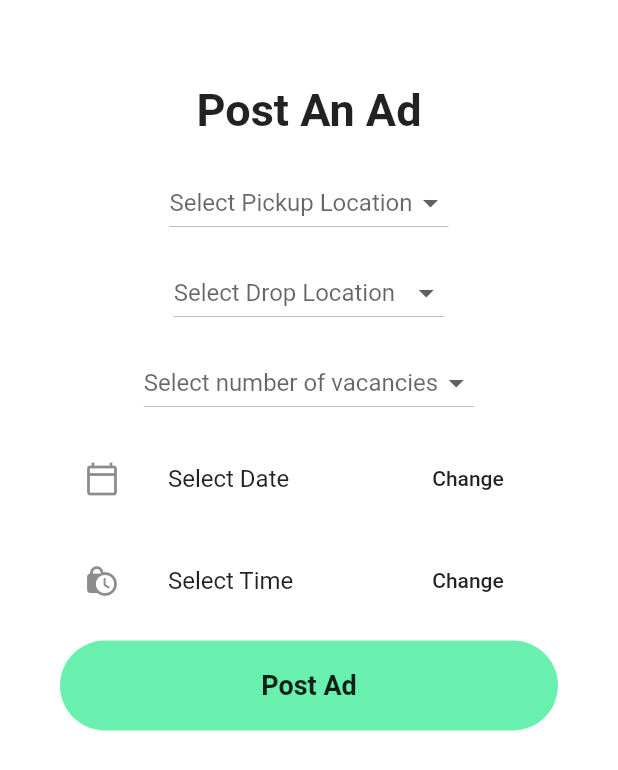
After one commit to Eshitakalsi/Cab_Buddy, a Flutter app: the PostAdd screen opened by its route, on a phone screen of 412 x 824 dp. The commit adds this screen. Shown: the top 770 px of the screen. Run offline on Flutter 3.47's test engine with Material 2 defaults, Android fonts, the phone set to English and light mode, and no system bars; our stand-ins replace cloud_firestore, datetime_picker_formfield, firebase_auth, firebase_storage, google_sign_in, image_picker and 1 more; accounts and stored records are empty; network calls fail.

Commit message:
Completed adding an Ad

```diff
--- a/lib/Pickers/userImagePicker.dart
+++ b/lib/Pickers/userImagePicker.dart
@@ -14,7 +14,7 @@ class _UserImagePickerState extends State<UserImagePicker> {
   PickedFile _pickedImage;
   void _pickImage() async {
     final pickedImageFile = await ImagePicker()
-        .getImage(imageQuality: 50, maxWidth: 150, source: ImageSource.gallery);
+        .getImage(imageQuality: 50, maxWidth: 150, source: ImageSource.camera);
     setState(() {
       _pickedImage = pickedImageFile;
     });
--- a/lib/screen/homePage.dart
+++ b/lib/screen/homePage.dart
@@ -17,7 +17,7 @@ class HomePage extends StatelessWidget {
           mainAxisAlignment: MainAxisAlignment.center,
           children: <Widget>[
             Text("Welcome!   " + LoggedInUserInfo.name),
-            RaisedButton(
+            ElevatedButton(
                 child: Text("Sign out"),
                 onPressed: () {
                   googleSignOut();
--- /dev/null
+++ b/lib/screen/postAdd.dart
@@ -0,0 +1,287 @@
+import 'package:cab_buddy/animation/FadeAnimation.dart';
+import 'package:cab_buddy/models/loggedInUserInfo.dart';
+import 'package:cloud_firestore/cloud_firestore.dart';
+import 'package:firebase_auth/firebase_auth.dart';
+import 'package:flutter/material.dart';
+import 'package:datetime_picker_formfield/datetime_picker_formfield.dart';
+import 'package:flutter/services.dart';
+import 'package:intl/intl.dart';
+
+class PostAdd extends StatefulWidget {
+  static const routeName = "/PostAdd";
+
+  @override
+  _PostAddState createState() => _PostAddState();
+}
+
+class _PostAddState extends State<PostAdd> {
+  final _scaffoldKey = GlobalKey<ScaffoldState>();
+  var _isLoading = false;
+  String _vacancy = null;
+  String _locationFrom = null;
+  String _locationTo = null;
+
+  List<String> _locations = [
+    'JIIT 62',
+    'JIIT 128',
+    'Noida Electronic City',
+    'Vaishali Metro Station',
+    'Shipra Mall'
+  ];
+  List<String> _vacancies = ['1', '2', '3'];
+  List<String> _gates = ['1', '2', '3'];
+  final format = DateFormat("yyyy-MM-dd");
+  DateTime time = null;
+  TimeOfDay t = null;
+  DateTime date = null;
+  static final _formKey = GlobalKey<FormState>();
+  @override
+  Widget build(BuildContext context) {
+    Future<void> _submitUserInformation() async {
+      setState(() {
+        _isLoading = true;
+      });
+      try {
+        int adCount = 0;
+        await Firestore.instance
+            .collection('Ads')
+            .where('userId', isEqualTo: LoggedInUserInfo.id)
+            .getDocuments()
+            .then((value) {
+          adCount = value.documents.length;
+        });
+        if (adCount == 1) {
+          _scaffoldKey.currentState.showSnackBar(SnackBar(
+            content: Text('You cant create two ads'),
+            backgroundColor: Theme.of(context).errorColor,
+          ));
+          setState(() {
+            _isLoading = false;
+          });
+          return;
+        }
+        await Firestore.instance.collection('Ads').add({
+          'pickup': _locationFrom,
+          'drop:': _locationTo,
+          'vacancy': _vacancy,
+          'date': date,
+          'userId': LoggedInUserInfo.id,
+          'joinedUsers': [],
+        });
+        await Firestore.instance.collection('Chats').add({
+          'userId': LoggedInUserInfo.id,
+          'joinedUsers': [],
+        });
+        setState(() {
+          _isLoading = false;
+        });
+      } on AuthException catch (e) {
+        print(e);
+        setState(() {
+          _isLoading = false;
+        });
+      } on PlatformException catch (e) {
+        print(e);
+        setState(() {
+          _isLoading = false;
+        });
+      } catch (e) {
+        print(e);
+        setState(() {
+          _isLoading = false;
+        });
+      }
+    }
+
+    void _trySubmit() {
+      FocusScope.of(context).unfocus();
+      if (_locationFrom == null ||
+          _locationTo == null ||
+          _vacancy == null ||
+          time == null ||
+          t == null) {
+        _scaffoldKey.currentState.showSnackBar(SnackBar(
+          content: Text('Please fill all the fields'),
+          backgroundColor: Theme.of(context).errorColor,
+        ));
+        return;
+      }
+      date = DateTimeField.combine(time, t);
+      if (date.isBefore(DateTime.now())) {
+        _scaffoldKey.currentState.showSnackBar(SnackBar(
+          content: Text('Please enter correct Time'),
+          backgroundColor: Theme.of(context).errorColor,
+        ));
+        return;
+      }
+      if (_locationFrom == _locationTo) {
+        _scaffoldKey.currentState.showSnackBar(SnackBar(
+          content: Text('Pickup and Drop cannot be same'),
+          backgroundColor: Theme.of(context).errorColor,
+        ));
+        return;
+      }
+      _submitUserInformation();
+    }
+
+    return Scaffold(
+        key: _scaffoldKey,
+        resizeToAvoidBottomInset: true,
+        backgroundColor: Colors.white,
+        appBar: AppBar(
+          elevation: 0,
+          brightness: Brightness.light,
+          backgroundColor: Colors.white,
+        ),
+        body: SingleChildScrollView(
+            child: Container(
+                padding: EdgeInsets.symmetric(horizontal: 40),
+                height: MediaQuery.of(context).size.height - 50,
+                width: double.infinity,
+                child: Column(children: <Widget>[
+                  FadeAnimation(
+                      1,
+                      Text(
+                        "Post An Ad",
+                        style: TextStyle(
+                            fontSize: 30, fontWeight: FontWeight.bold),
+                      )),
+                  SizedBox(
+                    height: 20,
+                  ),
+                  Form(
+                      key: _formKey,
+                      child: Column(mainAxisSize: MainAxisSize.min, children: <
+                          Widget>[
+                        DropdownButton<String>(
+                          hint: _locationFrom == null
+                              ? Text('Select Pickup Location')
+                              : Text(
+                                  'From: ${_locationFrom}',
+                                ),
+                          items: _locations.map((String val) {
+                            return new DropdownMenuItem<String>(
+                              value: val,
+                              child: new Text(val),
+                            );
+                          }).toList(),
+                          onChanged: (newVal) {
+                            _locationFrom = newVal;
+                            this.setState(() {});
+                          },
+                        ),
+                        SizedBox(
+                          height: 12,
+                        ),
+                        DropdownButton<String>(
+                          hint: _locationTo == null
+                              ? Text('Select Drop Location')
+                              : Text('To: ${_locationTo}'),
+                          items: _locations.map((String val) {
+                            return new DropdownMenuItem<String>(
+                              value: val,
+                              child: new Text(val),
+                            );
+                          }).toList(),
+                          onChanged: (newVal) {
+                            _locationTo = newVal;
+                            this.setState(() {});
+                          },
+                        ),
+                        SizedBox(
+                          height: 12,
+                        ),
+                        DropdownButton<String>(
+                          hint: _vacancy == null
+                              ? Text('Select number of vacancies')
+                              : Text('Vacancies: ${_vacancy}'),
+                          items: _vacancies.map((String val) {
+                            return new DropdownMenuItem<String>(
+                              value: val,
+                              child: new Text(val),
+                            );
+                          }).toList(),
+                          onChanged: (newVal) {
+                            _vacancy = newVal;
+                            this.setState(() {});
+                          },
+                        ),
+                        SizedBox(
+                          height: 12,
+                        ),
+                        ListTile(
+                          leading: Icon(Icons.calendar_today_outlined),
+                          title: time == null
+                              ? Text("Select Date")
+                              : Text(format.format(time)),
+                          trailing: FlatButton(
+                            child: Text("Change"),
+                            onPressed: () async {
+                              final date = await showDatePicker(
+                                  context: context,
+                                  firstDate: DateTime.now(),
+                                  initialDate:
+                                      time == null ? DateTime.now() : time,
+                                  lastDate:
+                                      DateTime.now().add(Duration(days: 1)));
+                              setState(() {
+                                time = date;
+                              });
+                            },
+                          ),
+                        ),
+                        SizedBox(
+                          height: 12,
+                        ),
+                        ListTile(
+                          leading: Icon(Icons.lock_clock),
+                          title: t == null
+                              ? Text("Select Time")
+                              : Text(t.format(context)),
+                          trailing: FlatButton(
+                            child: Text("Change"),
+                            onPressed: () async {
+                              final timeT = await showTimePicker(
+                                  context: context,
+                                  initialTime:
+                                      TimeOfDay.fromDateTime(DateTime.now()));
+                              setState(() {
+                                t = timeT;
+                              });
+                            },
+                          ),
+                        ),
+                        SizedBox(
+                          height: 12,
+                        ),
+                        _isLoading
+                            ? Container(
+                                height: MediaQuery.of(context).size.height / 7,
+                                decoration: BoxDecoration(
+                                  image: DecorationImage(
+                                    image: AssetImage('assets/car.gif'),
+                                  ),
+                                ),
+                              )
+                            : MaterialButton(
+                                minWidth: double.infinity,
+                                height: 60,
+                                onPressed: () {
+                                  print("hello");
+                                  _trySubmit();
+                                },
+                                color: Colors.greenAccent,
+                                elevation: 0,
+                                shape: RoundedRectangleBorder(
+                                    borderRadius: BorderRadius.circular(50)),
+                                child: Text(
+                                  "Post Ad",
+                                  style: TextStyle(
+                                      fontWeight: FontWeight.w600,
+                                      fontSize: 18),
+                                ),
+                              ),
+                      ]))
+                ]))));
+  }
+}
--- a/pubspec.yaml
+++ b/pubspec.yaml
@@ -36,6 +36,7 @@ dependencies:
   image_picker: ^0.6.7+4
   firebase_storage: ^3.1.6
   simple_animations: ^1.3.3
+  datetime_picker_formfield: ^1.0.0
 
 dev_dependencies:
   flutter_test:
```
Also changed, not shown: lib/main.dart (+6 -1 lines), lib/screen/profilePage.dart (+8 -0 lines), lib/screen/userFormScreen.dart (+0 -30 lines), pubspec.lock.
